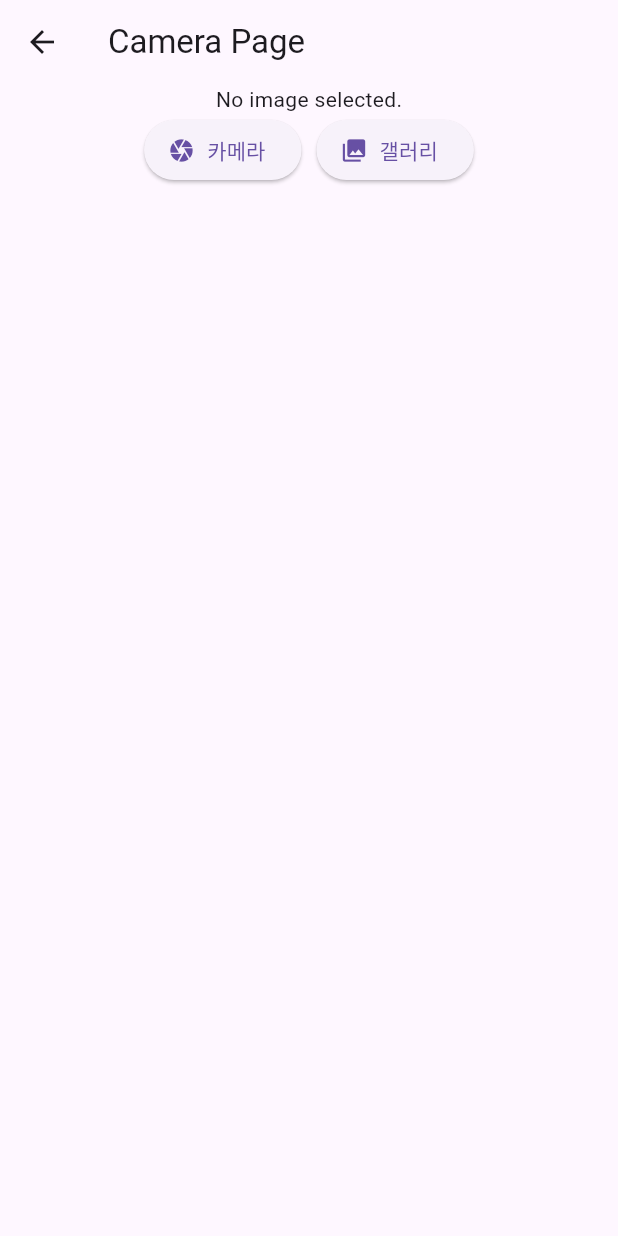
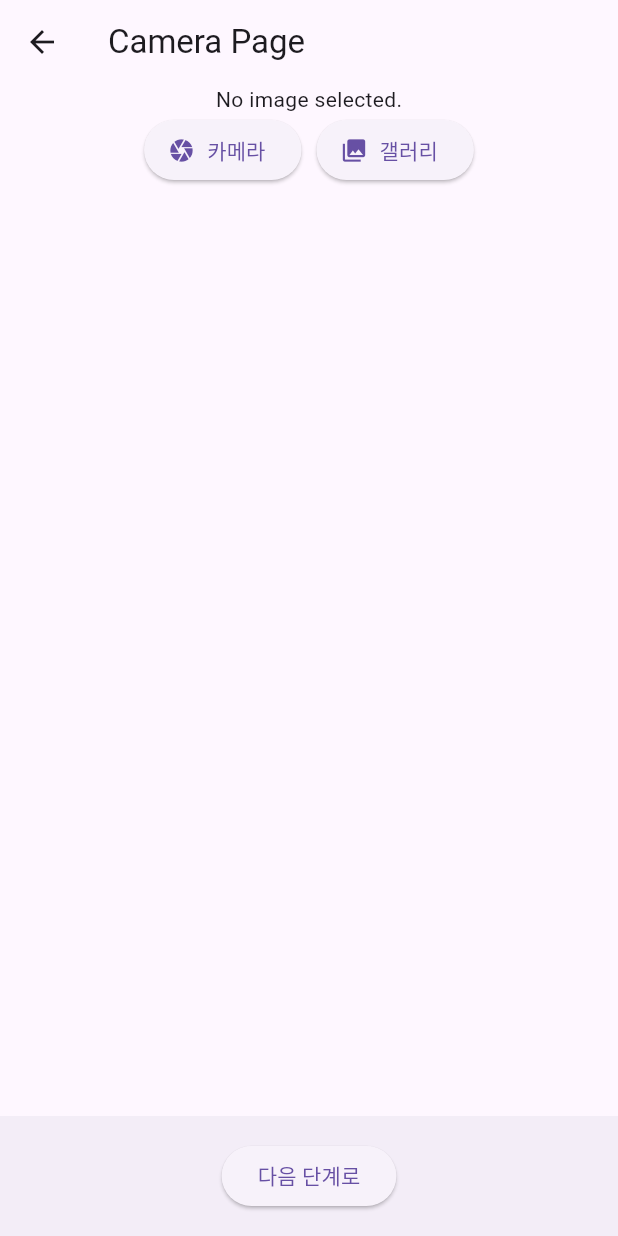
Before and after one commit to brainprotect/FrontEnd-, a Flutter app: the CameraPage screen opened directly, on a phone screen of 412 x 824 dp. Run offline on Flutter 3.47's test engine with Material 3 defaults, Android fonts, the phone set to English and light mode, and no system bars; our stand-ins replace carousel_slider, google_maps_flutter, image_picker.

Commit message:
CameraPage 하단바 작업 완료

```diff
--- a/lib/CameraPage.dart
+++ b/lib/CameraPage.dart
@@ -1,6 +1,8 @@
 import 'dart:typed_data';
 import 'package:flutter/material.dart';
 import 'package:image_picker/image_picker.dart';
+
+import 'InputPage.dart';
 
 class CameraPage extends StatefulWidget {
   @override
@@ -64,6 +66,22 @@ class _CameraPageState extends State<CameraPage> {
           ),
         ),
       ),
+      bottomNavigationBar: BottomAppBar(
+        child: Row(
+          mainAxisAlignment: MainAxisAlignment.center,
+          children: [
+            ElevatedButton(
+              onPressed: () {
+                Navigator.push(
+                  context,
+                  MaterialPageRoute(builder: (context) => InputPage()),
+                );
+              },
+              child: const Text('다음 단계로'),
+            ),
+          ],
+        ),
+      ),
     );
   }
 }
```
